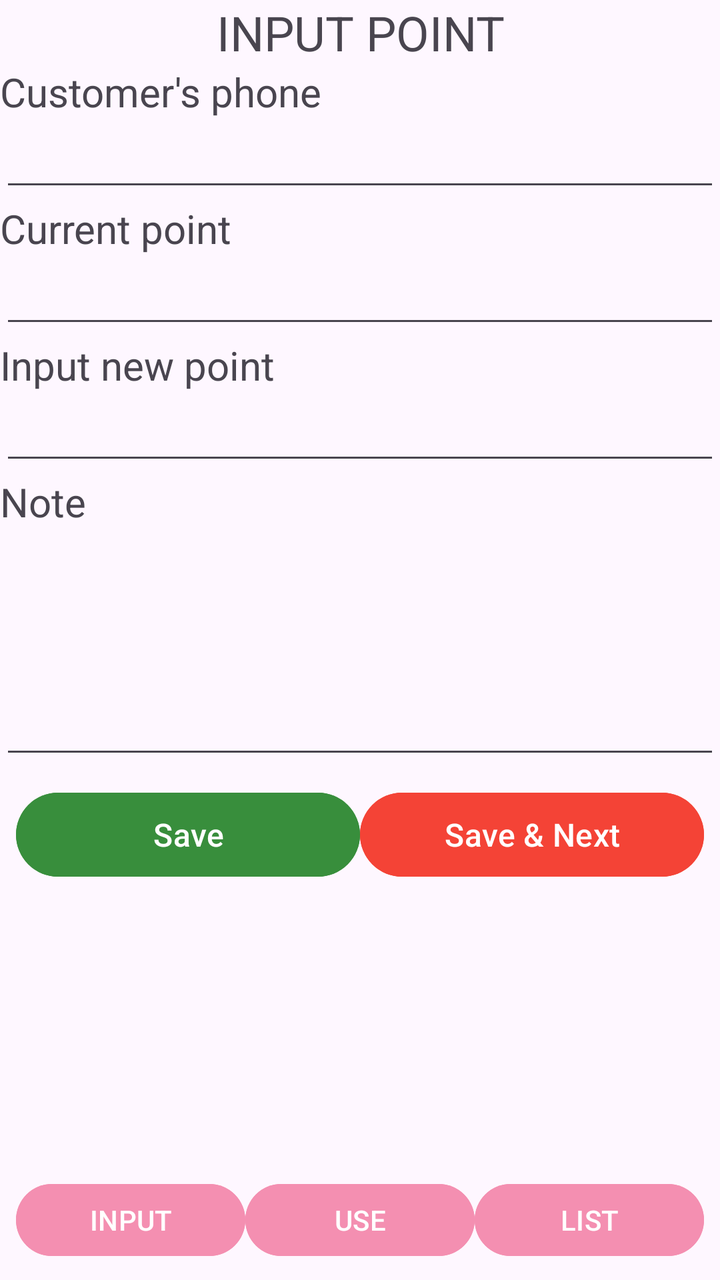
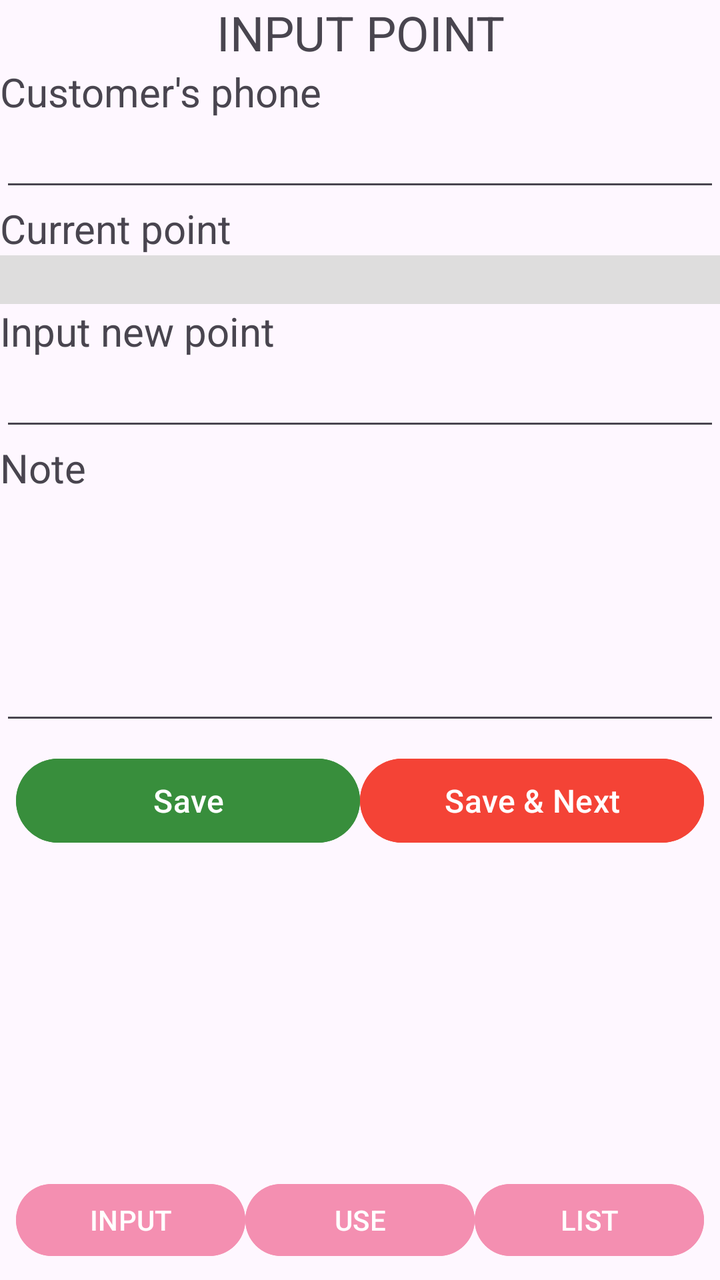

Screens rendered from an Android XML layout before and after an edit, with the pre-edit source and the edit as a unified diff.
<!-- AndroidManifest.xml: application theme Theme.BTQT02 -->
<!-- res/layout/activity_input_point.xml -->
<?xml version="1.0" encoding="utf-8"?>
<LinearLayout xmlns:android="http://schemas.android.com/apk/res/android"
    android:id="@+id/main"
    android:layout_width="match_parent"
    android:layout_height="match_parent"
    android:orientation="vertical">

    
    <LinearLayout
        android:layout_width="match_parent"
        android:layout_height="wrap_content"
        android:orientation="vertical">

        <TextView
            android:id="@+id/txtInputPoint"
            android:layout_width="match_parent"
            android:layout_height="wrap_content"
            android:text="INPUT POINT"
            android:textAlignment="center"
            android:textSize="24sp" />

        <TextView
            android:id="@+id/txtCustomerInputPhone"
            android:layout_width="match_parent"
            android:layout_height="wrap_content"
            android:text="Customer's phone"
            android:textSize="20sp" />

        <EditText
            android:id="@+id/edtCustomerInputPhone"
            android:layout_width="match_parent"
            android:layout_height="wrap_content"
            android:ems="10"
            android:inputType="text" />

        <TextView
            android:id="@+id/txtCurrentInputPoint"
            android:layout_width="match_parent"
            android:layout_height="wrap_content"
            android:text="Current point"
            android:textSize="20sp" />

        <EditText
            android:id="@+id/edtCurrentInputPoint"
            android:layout_width="match_parent"
            android:layout_height="wrap_content"
            android:ems="10"
            android:inputType="number" />

        <TextView
            android:id="@+id/txtInputNewPoint"
            android:layout_width="match_parent"
            android:layout_height="wrap_content"
            android:text="Input new point"
            android:textSize="20sp" />

        <EditText
            android:id="@+id/edtInputNewPoint"
            android:layout_width="match_parent"
            android:layout_height="wrap_content"
            android:ems="10"
            android:inputType="number" />

        <TextView
            android:id="@+id/txtNoteInput"
            android:layout_width="match_parent"
            android:layout_height="wrap_content"
            android:text="Note"
            android:textSize="20sp" />

        <EditText
            android:id="@+id/edtNoteInput"
            android:layout_width="match_parent"
            android:layout_height="120dp"
            android:ems="10"
            android:inputType="text" />

    </LinearLayout>

    
    <LinearLayout
        android:layout_width="match_parent"
        android:layout_height="wrap_content"
        android:orientation="horizontal"
        android:padding="8dp">

        <Button
            android:id="@+id/btnSave"
            android:layout_width="0dp"
            android:layout_height="50dp"
            android:layout_weight="1"
            android:backgroundTint="#388E3C"
            android:text="Save"
            android:textSize="16sp" />

        <Button
            android:id="@+id/btnSaveAndNext"
            android:layout_width="0dp"
            android:layout_height="50dp"
            android:layout_weight="1"
            android:backgroundTint="#F44336"
            android:text="Save &amp; Next"
            android:textSize="16sp" />
    </LinearLayout>

    <View
        android:layout_width="match_parent"
        android:layout_height="243dp"
        android:layout_weight="1" />

    <LinearLayout
        android:layout_width="match_parent"
        android:layout_height="60dp"
        android:orientation="horizontal"
        android:padding="8dp">

        <Button
            android:id="@+id/btnInput"
            android:layout_width="0dp"
            android:layout_height="match_parent"
            android:layout_weight="1"
            android:backgroundTint="#F48FB1"
            android:text="INPUT" />

        <Button
            android:id="@+id/btnUse"
            android:layout_width="0dp"
            android:layout_height="match_parent"
            android:layout_weight="1"
            android:backgroundTint="#F48FB1"
            android:text="USE" />

        <Button
            android:id="@+id/btnList"
            android:layout_width="0dp"
            android:layout_height="match_parent"
            android:layout_weight="1"
            android:backgroundTint="#F48FB1"
            android:text="LIST" />
    </LinearLayout>

</LinearLayout>
<!-- resources referenced by this layout -->
<resources>
  <style name="Theme.BTQT02" parent="Base.Theme.BTQT02" />
  <style name="Base.Theme.BTQT02" parent="Theme.Material3.DayNight.NoActionBar">
          
          
      </style>
</resources>

<!-- the commit's change to res/layout/activity_input_point.xml (unified diff, before → after) -->
@@ -20,14 +20,14 @@
             android:textSize="24sp" />
 
         <TextView
-            android:id="@+id/txtCustomerInputPhone"
+            android:id="@+id/txtInputPhone"
             android:layout_width="match_parent"
             android:layout_height="wrap_content"
             android:text="Customer's phone"
             android:textSize="20sp" />
 
         <EditText
-            android:id="@+id/edtCustomerInputPhone"
+            android:id="@+id/edtInputPhone"
             android:layout_width="match_parent"
             android:layout_height="wrap_content"
             android:ems="10"
@@ -44,7 +44,9 @@
             android:id="@+id/edtCurrentInputPoint"
             android:layout_width="match_parent"
             android:layout_height="wrap_content"
+            android:background="#DEDDDD"
             android:ems="10"
+            android:enabled="false"
             android:inputType="number" />
 
         <TextView
